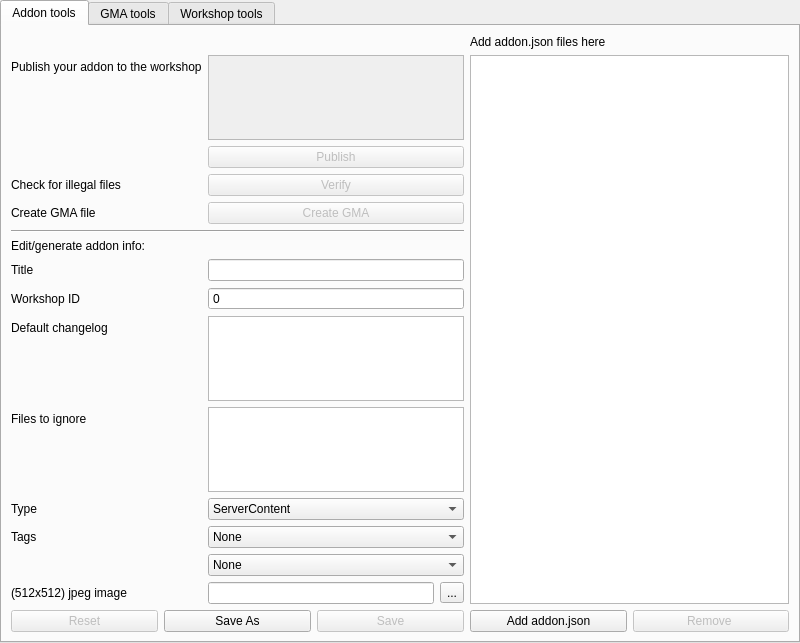
The window that ui/mainwindow.ui (FPtje/gmosh) describes before a commit, drawn with Qt 5.
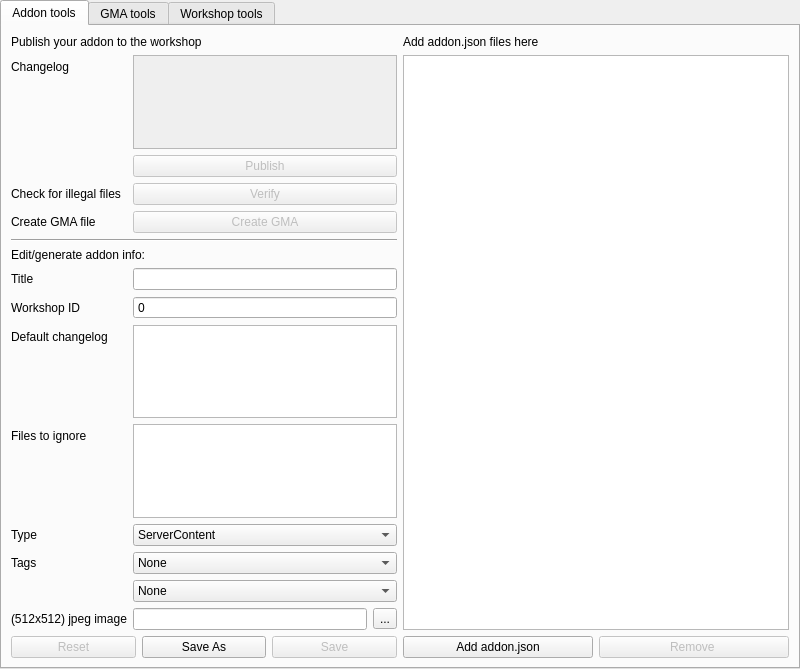
The same window after the commit.

Commit message: Fill in addon data

The edit to the form file:
```diff
--- a/ui/mainwindow.ui
+++ b/ui/mainwindow.ui
@@ -7,7 +7,7 @@
     <x>0</x>
     <y>0</y>
     <width>800</width>
-    <height>643</height>
+    <height>669</height>
    </rect>
   </property>
   <property name="windowTitle">
@@ -45,10 +45,10 @@
        <layout class="QHBoxLayout" name="horizontalLayout">
         <item>
          <layout class="QFormLayout" name="formLayout_2">
-          <item row="0" column="0">
-           <widget class="QLabel" name="label_3">
+          <item row="0" column="0" colspan="2">
+           <widget class="QLabel" name="label_2">
             <property name="text">
-             <string/>
+             <string>Publish your addon to the workshop</string>
             </property>
            </widget>
           </item>
@@ -69,15 +69,15 @@
             </property>
            </widget>
           </item>
-          <item row="4" column="0">
+          <item row="3" column="0">
            <widget class="QLabel" name="label_4">
             <property name="text">
              <string>Check for illegal files</string>
             </property>
            </widget>
           </item>
-          <item row="4" column="1">
-           <widget class="QPushButton" name="verify">
+          <item row="3" column="1">
+           <widget class="QPushButton" name="addonVerify">
             <property name="enabled">
              <bool>false</bool>
             </property>
@@ -86,15 +86,15 @@
             </property>
            </widget>
           </item>
-          <item row="6" column="0">
+          <item row="4" column="0">
            <widget class="QLabel" name="label_5">
             <property name="text">
              <string>Create GMA file</string>
             </property>
            </widget>
           </item>
-          <item row="6" column="1">
-           <widget class="QPushButton" name="createGMA">
+          <item row="4" column="1">
+           <widget class="QPushButton" name="addonCreateGMA">
             <property name="enabled">
              <bool>false</bool>
             </property>
@@ -103,7 +103,7 @@
             </property>
            </widget>
           </item>
-          <item row="7" column="0" colspan="2">
+          <item row="5" column="0" colspan="2">
            <widget class="Line" name="line">
             <property name="enabled">
              <bool>true</bool>
@@ -125,39 +125,29 @@
             </property>
            </widget>
           </item>
-          <item row="8" column="0">
+          <item row="1" column="0">
+           <widget class="QLabel" name="label_34">
+            <property name="text">
+             <string>Changelog</string>
+            </property>
+           </widget>
+          </item>
+          <item row="6" column="0" colspan="2">
            <widget class="QLabel" name="label_6">
             <property name="text">
              <string>Edit/generate addon info:</string>
             </property>
            </widget>
           </item>
-          <item row="9" column="0">
-           <widget class="QLabel" name="label_7">
-            <property name="text">
-             <string>Title</string>
-            </property>
-           </widget>
-          </item>
-          <item row="9" column="1">
-           <widget class="QLineEdit" name="title">
+          <item row="7" column="1">
+           <widget class="QLineEdit" name="addonTitle">
             <property name="enabled">
              <bool>true</bool>
             </property>
            </widget>
           </item>
-          <item row="10" column="0">
-           <widget class="QLabel" name="label_10">
-            <property name="toolTip">
-             <string>This is the workshop id of the addon. You can find the workshop id of an addon by going to its workshop page and looking at the url after &quot;id=&quot;</string>
-            </property>
-            <property name="text">
-             <string>Workshop ID</string>
-            </property>
-           </widget>
-          </item>
-          <item row="10" column="1">
-           <widget class="QDoubleSpinBox" name="workshopid">
+          <item row="8" column="1">
+           <widget class="QDoubleSpinBox" name="addonWorkshopid">
             <property name="enabled">
              <bool>true</bool>
             </property>
@@ -178,49 +168,25 @@
             </property>
            </widget>
           </item>
-          <item row="11" column="0">
-           <widget class="QLabel" name="label_11">
+          <item row="9" column="1">
+           <widget class="QTextEdit" name="addonDefaultChangelog">
+            <property name="enabled">
+             <bool>true</bool>
+            </property>
             <property name="toolTip">
              <string>The default changelog of this addon when none is given.</string>
             </property>
-            <property name="text">
-             <string>Default changelog</string>
+           </widget>
+          </item>
+          <item row="10" column="1">
+           <widget class="QTextEdit" name="addonIgnore">
+            <property name="enabled">
+             <bool>true</bool>
             </property>
            </widget>
           </item>
           <item row="11" column="1">
-           <widget class="QTextEdit" name="defaultChangelog">
-            <property name="enabled">
-             <bool>true</bool>
-            </property>
-            <property name="toolTip">
-             <string>The default changelog of this addon when none is given.</string>
-            </property>
-           </widget>
-          </item>
-          <item row="12" column="0">
-           <widget class="QLabel" name="label_12">
-            <property name="text">
-             <string>Files to ignore</string>
-            </property>
-           </widget>
-          </item>
-          <item row="12" column="1">
-           <widget class="QTextEdit" name="ignorelist">
-            <property name="enabled">
-             <bool>true</bool>
-            </property>
-           </widget>
-          </item>
-          <item row="14" column="0">
-           <widget class="QLabel" name="label_8">
-            <property name="text">
-             <string>Type</string>
-            </property>
-           </widget>
-          </item>
-          <item row="14" column="1">
-           <widget class="QComboBox" name="addontype">
+           <widget class="QComboBox" name="addonType">
             <property name="enabled">
              <bool>true</bool>
             </property>
@@ -271,149 +237,190 @@
             </item>
            </widget>
           </item>
-          <item row="15" column="0">
+          <item row="12" column="1">
+           <widget class="QComboBox" name="addonTag1">
+            <property name="enabled">
+             <bool>true</bool>
+            </property>
+            <item>
+             <property name="text">
+              <string>None</string>
+             </property>
+            </item>
+            <item>
+             <property name="text">
+              <string>fun</string>
+             </property>
+            </item>
+            <item>
+             <property name="text">
+              <string>roleplay</string>
+             </property>
+            </item>
+            <item>
+             <property name="text">
+              <string>scenic</string>
+             </property>
+            </item>
+            <item>
+             <property name="text">
+              <string>movie</string>
+             </property>
+            </item>
+            <item>
+             <property name="text">
+              <string>realism</string>
+             </property>
+            </item>
+            <item>
+             <property name="text">
+              <string>cartoon</string>
+             </property>
+            </item>
+            <item>
+             <property name="text">
+              <string>water</string>
+             </property>
+            </item>
+            <item>
+             <property name="text">
+              <string>comic</string>
+             </property>
+            </item>
+            <item>
+             <property name="text">
+              <string>build</string>
+             </property>
+            </item>
+           </widget>
+          </item>
+          <item row="13" column="1">
+           <widget class="QComboBox" name="addonTag2">
+            <property name="enabled">
+             <bool>true</bool>
+            </property>
+            <item>
+             <property name="text">
+              <string>None</string>
+             </property>
+            </item>
+            <item>
+             <property name="text">
+              <string>fun</string>
+             </property>
+            </item>
+            <item>
+             <property name="text">
+              <string>roleplay</string>
+             </property>
+            </item>
+            <item>
+             <property name="text">
+              <string>scenic</string>
+             </property>
+            </item>
+            <item>
+             <property name="text">
+              <string>movie</string>
+             </property>
+            </item>
+            <item>
+             <property name="text">
+              <string>realism</string>
+             </property>
+            </item>
+            <item>
+             <property name="text">
+              <string>cartoon</string>
+             </property>
+            </item>
+            <item>
+             <property name="text">
+              <string>water</string>
+             </property>
+            </item>
+            <item>
+             <property name="text">
+              <string>comic</string>
+             </property>
+            </item>
+            <item>
+             <property name="text">
+              <string>build</string>
+             </property>
+            </item>
+           </widget>
+          </item>
+          <item row="14" column="1">
+           <layout class="QHBoxLayout" name="horizontalLayout_4">
+            <item>
+             <widget class="QLineEdit" name="addonImage"/>
+            </item>
+            <item>
+             <widget class="QToolButton" name="addonImageBrowse">
+              <property name="text">
+               <string>...</string>
+              </property>
+             </widget>
+            </item>
+           </layout>
+          </item>
+          <item row="7" column="0">
+           <widget class="QLabel" name="label_7">
+            <property name="text">
+             <string>Title</string>
+            </property>
+           </widget>
+          </item>
+          <item row="8" column="0">
+           <widget class="QLabel" name="label_10">
+            <property name="toolTip">
+             <string>This is the workshop id of the addon. You can find the workshop id of an addon by going to its workshop page and looking at the url after &quot;id=&quot;</string>
+            </property>
+            <property name="text">
+             <string>Workshop ID</string>
+            </property>
+           </widget>
+          </item>
+          <item row="9" column="0">
+           <widget class="QLabel" name="label_11">
+            <property name="toolTip">
+             <string>The default changelog of this addon when none is given.</string>
+            </property>
+            <property name="text">
+             <string>Default changelog</string>
+            </property>
+           </widget>
+          </item>
+          <item row="10" column="0">
+           <widget class="QLabel" name="label_12">
+            <property name="text">
+             <string>Files to ignore</string>
+            </property>
+           </widget>
+          </item>
+          <item row="11" column="0">
+           <widget class="QLabel" name="label_8">
+            <property name="text">
+             <string>Type</string>
+            </property>
+           </widget>
+          </item>
+          <item row="12" column="0">
            <widget class="QLabel" name="label_9">
             <property name="text">
              <string>Tags</string>
             </property>
            </widget>
           </item>
-          <item row="15" column="1">
-           <widget class="QComboBox" name="tag1">
-            <property name="enabled">
-             <bool>true</bool>
-            </property>
-            <item>
-             <property name="text">
-              <string>None</string>
-             </property>
-            </item>
-            <item>
-             <property name="text">
-              <string>fun</string>
-             </property>
-            </item>
-            <item>
-             <property name="text">
-              <string>roleplay</string>
-             </property>
-            </item>
-            <item>
-             <property name="text">
-              <string>scenic</string>
-             </property>
-            </item>
-            <item>
-             <property name="text">
-              <string>movie</string>
-             </property>
-            </item>
-            <item>
-             <property name="text">
-              <string>realism</string>
-             </property>
-            </item>
-            <item>
-             <property name="text">
-              <string>cartoon</string>
-             </property>
-            </item>
-            <item>
-             <property name="text">
-              <string>water</string>
-             </property>
-            </item>
-            <item>
-             <property name="text">
-              <string>comic</string>
-             </property>
-            </item>
-            <item>
-             <property name="text">
-              <string>build</string>
-             </property>
-            </item>
-           </widget>
-          </item>
-          <item row="16" column="1">
-           <widget class="QComboBox" name="tag2">
-            <property name="enabled">
-             <bool>true</bool>
-            </property>
-            <item>
-             <property name="text">
-              <string>None</string>
-             </property>
-            </item>
-            <item>
-             <property name="text">
-              <string>fun</string>
-             </property>
-            </item>
-            <item>
-             <property name="text">
-              <string>roleplay</string>
-             </property>
-            </item>
-            <item>
-             <property name="text">
-              <string>scenic</string>
-             </property>
-            </item>
-            <item>
-             <property name="text">
-              <string>movie</string>
-             </property>
-            </item>
-            <item>
-             <property name="text">
-              <string>realism</string>
-             </property>
-            </item>
-            <item>
-             <property name="text">
-              <string>cartoon</string>
-             </property>
-            </item>
-            <item>
-             <property name="text">
-              <string>water</string>
-             </property>
-            </item>
-            <item>
-             <property name="text">
-              <string>comic</string>
-             </property>
-            </item>
-            <item>
-             <property name="text">
-              <string>build</string>
-             </property>
-            </item>
-           </widget>
-          </item>
-          <item row="17" column="0">
+          <item row="14" column="0">
            <widget class="QLabel" name="label_31">
             <property name="text">
              <string>(512x512) jpeg image</string>
             </property>
            </widget>
           </item>
-          <item row="17" column="1">
-           <layout class="QHBoxLayout" name="horizontalLayout_4">
-            <item>
-             <widget class="QLineEdit" name="lineEdit"/>
-            </item>
-            <item>
-             <widget class="QToolButton" name="toolButton">
-              <property name="text">
-               <string>...</string>
-              </property>
-             </widget>
-            </item>
-           </layout>
-          </item>
-          <item row="18" column="0" colspan="2">
+          <item row="15" column="0" colspan="2">
            <layout class="QHBoxLayout" name="horizontalLayout_9">
             <item>
              <widget class="QPushButton" name="pushButton_2">
@@ -444,13 +451,6 @@
             </item>
            </layout>
           </item>
-          <item row="1" column="0">
-           <widget class="QLabel" name="label_2">
-            <property name="text">
-             <string>Publish your addon to the workshop</string>
-            </property>
-           </widget>
-          </item>
          </layout>
         </item>
         <item>
```
Left out of the diff: 10 changed lines with no effect on the pictures. The commit also changes 2 other files.
